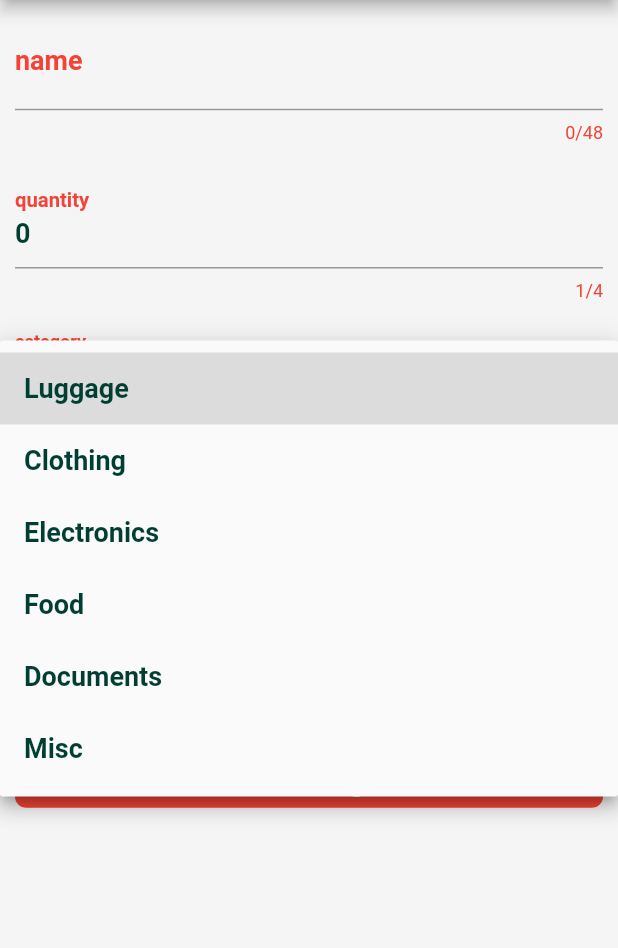
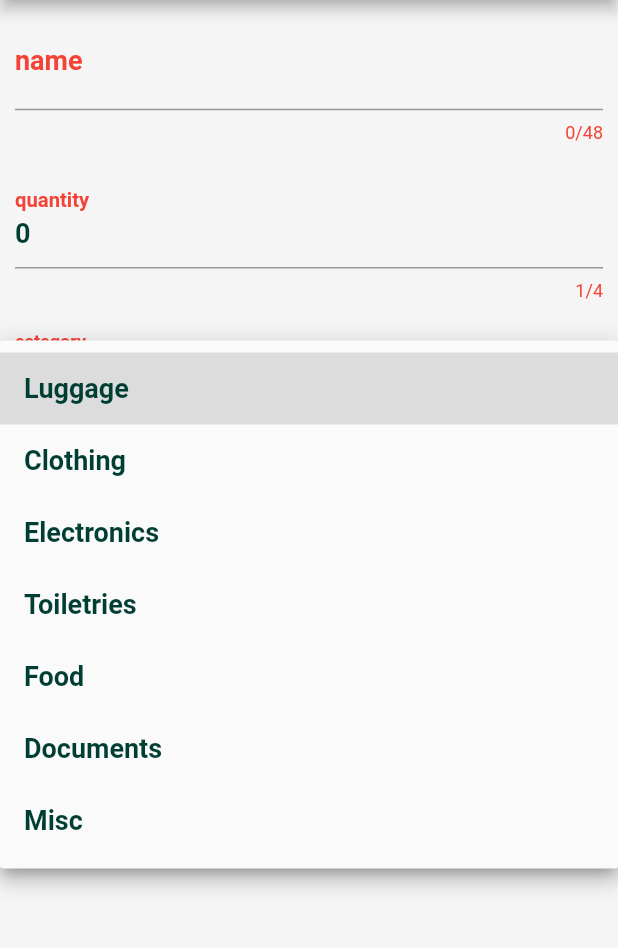
Before and after one commit to eimlav/nomadic, a Flutter app: the ChecklistEditView screen opened directly with empty values, after a tap on the "arrow drop down" icon, on a phone screen of 412 x 824 dp, the part 84-1032 px from its top. Run offline on Flutter 3.47's test engine with Material 2 defaults, Android fonts, the phone set to English and light mode, and no system bars; our stand-ins replace connectivity, csv, flutter_image_compress, flutter_spinkit, image_picker, photo_view and 1 more; accounts and stored records are empty; network calls fail; Roboto replaces fonts that are missing (Montserrat).

Commit message:
Add Toiletries ChecklistItem category

```diff
--- a/lib/core/models/checklist_item.dart
+++ b/lib/core/models/checklist_item.dart
@@ -2,6 +2,7 @@ enum ChecklistItemCategories {
   Luggage,
   Clothing,
   Electronics,
+  Toiletries,
   Food,
   Documents,
   Misc,
@@ -11,6 +12,7 @@ final Map<ChecklistItemCategories, String> checklistItemCategoriesName = {
   ChecklistItemCategories.Luggage: "Luggage",
   ChecklistItemCategories.Clothing: "Clothing",
   ChecklistItemCategories.Electronics: "Electronics",
+  ChecklistItemCategories.Toiletries: "Toiletries",
   ChecklistItemCategories.Food: "Food",
   ChecklistItemCategories.Documents: "Documents",
   ChecklistItemCategories.Misc: "Misc",
--- a/lib/core/viewmodels/widgets/checklist_model.dart
+++ b/lib/core/viewmodels/widgets/checklist_model.dart
@@ -10,6 +10,7 @@ class ChecklistModel extends BaseModel {
     'Luggage': false,
     'Clothing': false,
     'Electronics': false,
+    'Toiletries': false,
     'Food': false,
     'Documents': false,
     'Misc': false,
--- a/lib/ui/widgets/checklist_filter.dart
+++ b/lib/ui/widgets/checklist_filter.dart
@@ -13,6 +13,7 @@ class _ChecklistFilterState extends State<ChecklistFilter> {
     'Luggage': false,
     'Clothing': false,
     'Electronics': false,
+    'Toiletries': false,
     'Food': false,
     'Documents': false,
     'Misc': false,
@@ -25,6 +26,7 @@ class _ChecklistFilterState extends State<ChecklistFilter> {
         child: Column(children: [
           Row(
             mainAxisAlignment: MainAxisAlignment.spaceBetween,
+            crossAxisAlignment: CrossAxisAlignment.start,
             children: <Widget>[
               Column(
                 mainAxisAlignment: MainAxisAlignment.end,
@@ -33,6 +35,7 @@ class _ChecklistFilterState extends State<ChecklistFilter> {
                   _buildCheckbox('Luggage'),
                   _buildCheckbox('Electronics'),
                   _buildCheckbox('Documents'),
+                  _buildCheckbox('Misc'),
                 ],
               ),
               Column(
@@ -40,8 +43,8 @@ class _ChecklistFilterState extends State<ChecklistFilter> {
                 crossAxisAlignment: CrossAxisAlignment.start,
                 children: <Widget>[
                   _buildCheckbox('Clothing'),
+                  _buildCheckbox('Toiletries'),
                   _buildCheckbox('Food'),
-                  _buildCheckbox('Misc'),
                 ],
               ),
             ],
--- a/lib/ui/widgets/checklist_view_bottomsheet.dart
+++ b/lib/ui/widgets/checklist_view_bottomsheet.dart
@@ -87,7 +87,7 @@ class _ChecklistViewBottomSheetState extends State<ChecklistViewBottomSheet> {
                               context, RoutePaths.ChecklistPhoto,
                               arguments: widget.checklistItem)
                         },
-                    child: Text("View/Edit",
+                    child: Text("Open",
                         style: Styles.textLink,
                         overflow: TextOverflow.ellipsis,
                         textAlign: TextAlign.right)),
```
Also changed, not shown: pubspec.lock, 1 other file.
